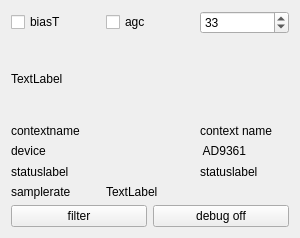
Before: the Qt Designer form sources/devices/pluto-handler/pluto-widget.ui in JvanKatwijk/qt-dab, drawn with Qt 5.
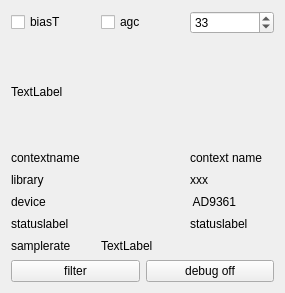
After: the same form once the commit is applied.

Commit message: fixed pluto on fedora and aded docs

Diff of the .ui file:
```diff
--- a/sources/devices/pluto-handler/pluto-widget.ui
+++ b/sources/devices/pluto-handler/pluto-widget.ui
@@ -6,8 +6,8 @@
    <rect>
     <x>0</x>
     <y>0</y>
-    <width>300</width>
-    <height>238</height>
+    <width>285</width>
+    <height>293</height>
    </rect>
   </property>
   <property name="windowTitle">
@@ -69,41 +69,55 @@
       </widget>
      </item>
      <item row="1" column="0">
+      <widget class="QLabel" name="label_5">
+       <property name="text">
+        <string>library </string>
+       </property>
+      </widget>
+     </item>
+     <item row="1" column="2">
+      <widget class="QLabel" name="libraryLabel">
+       <property name="text">
+        <string>xxx</string>
+       </property>
+      </widget>
+     </item>
+     <item row="2" column="0">
       <widget class="QLabel" name="label_4">
        <property name="text">
         <string>device</string>
        </property>
       </widget>
      </item>
-     <item row="1" column="2">
+     <item row="2" column="2">
       <widget class="QLabel" name="name_of_device">
        <property name="text">
         <string> AD9361</string>
        </property>
       </widget>
      </item>
-     <item row="2" column="0" colspan="2">
+     <item row="3" column="0">
       <widget class="QLabel" name="label_3">
        <property name="text">
         <string>statuslabel</string>
        </property>
       </widget>
      </item>
-     <item row="2" column="2">
+     <item row="3" column="2">
       <widget class="QLabel" name="statusLabel">
        <property name="text">
         <string>statuslabel</string>
        </property>
       </widget>
      </item>
-     <item row="3" column="0">
+     <item row="4" column="0">
       <widget class="QLabel" name="label">
        <property name="text">
         <string>samplerate</string>
        </property>
       </widget>
      </item>
-     <item row="3" column="1" colspan="2">
+     <item row="4" column="1" colspan="2">
       <widget class="QLabel" name="rateLabel">
        <property name="text">
         <string>TextLabel</string>
```
The commit also changes 62 other files.
